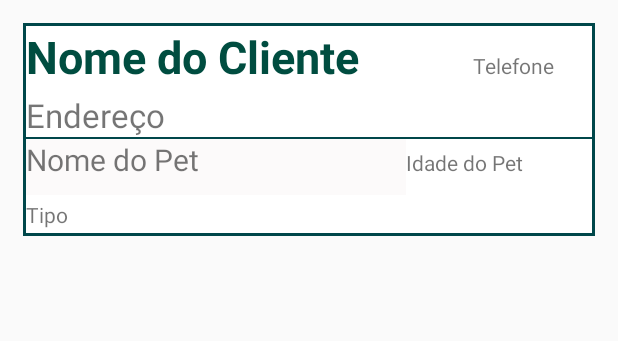
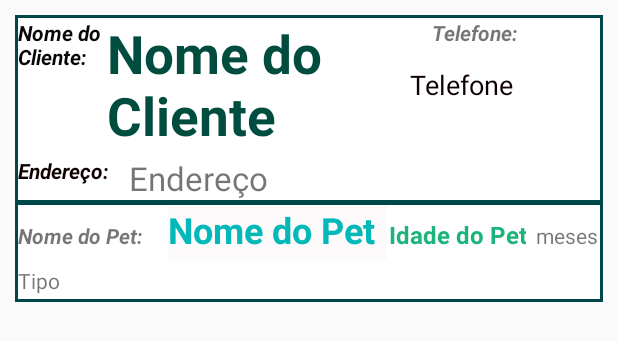
Before and after one commit to juniorcramos/Consultas-Clinica-Visao, an Android app: the layout itens.xml on its own in the app's theme, with its tools: preview values and no code run, on a phone screen of 412 x 824 dp. Shown: the top 341 px of the screen. Run offline under Robolectric (Android 15) with nearby library versions, the phone set to English and light mode, and no system bars.

Commit message:
Algumas alterações no layout  da visualização dos clientes

```diff
--- a/app/src/main/java/junior/ramos/consultas/Telas/Tela_cadastrar_cliente.java
+++ b/app/src/main/java/junior/ramos/consultas/Telas/Tela_cadastrar_cliente.java
@@ -66,6 +66,7 @@ public class Tela_cadastrar_cliente extends Activity {
         cliente.setIdadePet(entradaIdadePet.getText().toString());
 
         clientes.push().setValue(cliente);
+
     }
 
     public void limpar(View view){
--- a/app/src/main/res/layout/itens.xml
+++ b/app/src/main/res/layout/itens.xml
@@ -3,8 +3,8 @@
     xmlns:tools="http://schemas.android.com/tools"
     android:layout_width="match_parent"
     android:layout_height="wrap_content"
-    android:layout_marginHorizontal="15dp"
-    android:layout_marginTop="15dp"
+    android:layout_marginHorizontal="10dp"
+    android:layout_marginTop="10dp"
     android:background="@color/corDeFundoEscura"
     android:orientation="vertical">
 
@@ -19,46 +19,95 @@
         tools:ignore="UselessParent">
 
         <LinearLayout
-            android:layout_width="match_parent"
-            android:layout_height="match_parent"
+            android:layout_width="wrap_content"
+            android:layout_height="wrap_content"
+            android:orientation="horizontal"
+            android:textAlignment="center">
+
+            <LinearLayout
+                android:layout_width="261dp"
+                android:layout_height="wrap_content"
                 android:orientation="horizontal">
 
                 <TextView
+                    android:id="@+id/textView9"
+                    android:layout_width="59dp"
+                    android:layout_height="match_parent"
+                    android:text="Nome do Cliente: "
+                    android:textAlignment="textStart"
+                    android:textColor="#070707"
+                    android:textStyle="bold|italic" />
+
+                <TextView
                     android:id="@+id/textViewNomeCliente"
-                android:layout_width="wrap_content"
-                android:layout_height="41dp"
+                    android:layout_width="239dp"
+                    android:layout_height="match_parent"
                     android:layout_weight="3"
                     android:text="Nome do Cliente"
+                    android:textAlignment="viewStart"
                     android:textColor="#004D40"
-                android:textSize="30sp"
+                    android:textSize="35sp"
                     android:textStyle="bold" />
+            </LinearLayout>
+
+            <LinearLayout
+                android:layout_width="match_parent"
+                android:layout_height="match_parent"
+                android:orientation="vertical">
+
+                <TextView
+                    android:id="@+id/textView14"
+                    android:layout_width="match_parent"
+                    android:layout_height="0dp"
+                    android:layout_weight="1"
+                    android:text="Telefone: "
+                    android:textAlignment="center"
+                    android:textStyle="bold|italic" />
 
                 <TextView
                     android:id="@+id/textViewTelefone"
-                android:layout_width="wrap_content"
+                    android:layout_width="90dp"
                     android:layout_height="wrap_content"
                     android:layout_weight="1"
                     android:text="Telefone"
-                android:textSize="14sp"
+                    android:textAlignment="viewStart"
+                    android:textColor="#0E0000"
+                    android:textSize="18sp"
                     tools:ignore="HardcodedText" />
+            </LinearLayout>
+
         </LinearLayout>
 
         <LinearLayout
             android:layout_width="match_parent"
             android:layout_height="wrap_content"
             android:layout_marginTop="3dp"
-            android:layout_weight="1"
+            android:layout_weight="2"
             android:background="@color/corDeFundoEscura"
             android:orientation="horizontal"
             tools:ignore="InefficientWeight">
 
             <TextView
+                android:id="@+id/textView11"
+                android:layout_width="wrap_content"
+                android:layout_height="match_parent"
+                android:layout_marginBottom="2dp"
+                android:background="@color/white"
+                android:text="Endereço:    "
+                android:textAlignment="textStart"
+                android:textColor="#0E0000"
+                android:textSize="14sp"
+                android:textStyle="bold|italic" />
+
+            <TextView
                 android:id="@+id/textViewEndereco"
-                android:layout_width="match_parent"
-                android:layout_height="match_parent"
-                android:layout_weight="1"
+                android:layout_width="wrap_content"
+                android:layout_height="wrap_content"
+                android:layout_marginBottom="2dp"
+                android:layout_weight="15"
                 android:background="@color/white"
                 android:text="Endereço"
+                android:textAlignment="viewStart"
                 android:textSize="22sp" />
 
         </LinearLayout>
@@ -79,20 +128,47 @@
             android:orientation="horizontal">
 
             <TextView
+                android:id="@+id/textView7"
+                android:layout_width="wrap_content"
+                android:layout_height="37dp"
+                android:elegantTextHeight="false"
+                android:freezesText="false"
+                android:text="Nome do Pet:     "
+                android:textAlignment="inherit"
+                android:textStyle="bold|italic" />
+
+            <TextView
                 android:id="@+id/textViewNomePet"
                 android:layout_width="wrap_content"
                 android:layout_height="match_parent"
-                android:layout_weight="3"
+                android:layout_weight="9"
                 android:background="#FCFAFA"
                 android:text="Nome do Pet"
-                android:textSize="20sp" />
+                android:textAlignment="inherit"
+                android:textColor="#02B8B8"
+                android:textSize="24sp"
+                android:textStyle="bold" />
 
             <TextView
                 android:id="@+id/textViewIdade"
                 android:layout_width="wrap_content"
                 android:layout_height="wrap_content"
                 android:layout_weight="1"
-                android:text="Idade do Pet" />
+                android:text="Idade do Pet"
+                android:textAlignment="textEnd"
+                android:textColor="#1CB37C"
+                android:textSize="16sp"
+                android:textStyle="bold" />
+
+            <TextView
+                android:id="@+id/textView6"
+                android:layout_width="wrap_content"
+                android:layout_height="wrap_content"
+                android:layout_weight="1"
+                android:autoText="true"
+                android:freezesText="false"
+                android:text="  meses"
+                android:textAlignment="gravity" />
         </LinearLayout>
 
         <LinearLayout
@@ -101,6 +177,8 @@
             android:layout_weight="1"
             android:orientation="horizontal">
 
+        </LinearLayout>
+
         <TextView
             android:id="@+id/textViewTipo"
             android:layout_width="match_parent"
@@ -108,7 +186,7 @@
             android:layout_marginTop="3dp"
             android:layout_weight="1"
             android:text="Tipo" />
+    </LinearLayout>
+
 
 </LinearLayout>
-    </LinearLayout>
-</LinearLayout>
```
Lines whose indentation alone changed are shown as unchanged.
